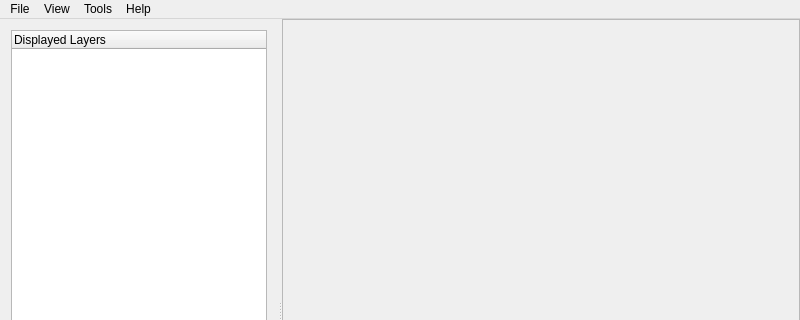
First picture: the form in Updraft/src/core/ui/mainwindow.ui, repository updraft/updraft, before the edit; both pictures show x 0 to 800 and y 0 to 320 of the 800 by 600 pixel window.
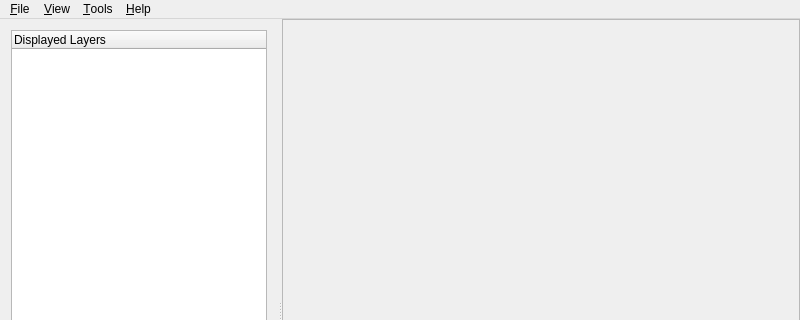
Second picture: the form after the edit.

What changed in the file:
```diff
--- a/Updraft/src/core/ui/mainwindow.ui
+++ b/Updraft/src/core/ui/mainwindow.ui
@@ -117,27 +117,27 @@
      <x>0</x>
      <y>0</y>
      <width>800</width>
-     <height>21</height>
+     <height>19</height>
     </rect>
    </property>
    <widget class="QMenu" name="menuFile">
     <property name="title">
-     <string>File</string>
+     <string>&amp;File</string>
     </property>
    </widget>
    <widget class="QMenu" name="menuView">
     <property name="title">
-     <string>View</string>
+     <string>&amp;View</string>
     </property>
    </widget>
    <widget class="QMenu" name="menuTools">
     <property name="title">
-     <string>Tools</string>
+     <string>&amp;Tools</string>
     </property>
    </widget>
    <widget class="QMenu" name="menuHelp">
     <property name="title">
-     <string>Help</string>
+     <string>&amp;Help</string>
     </property>
    </widget>
    <addaction name="menuFile"/>
```
